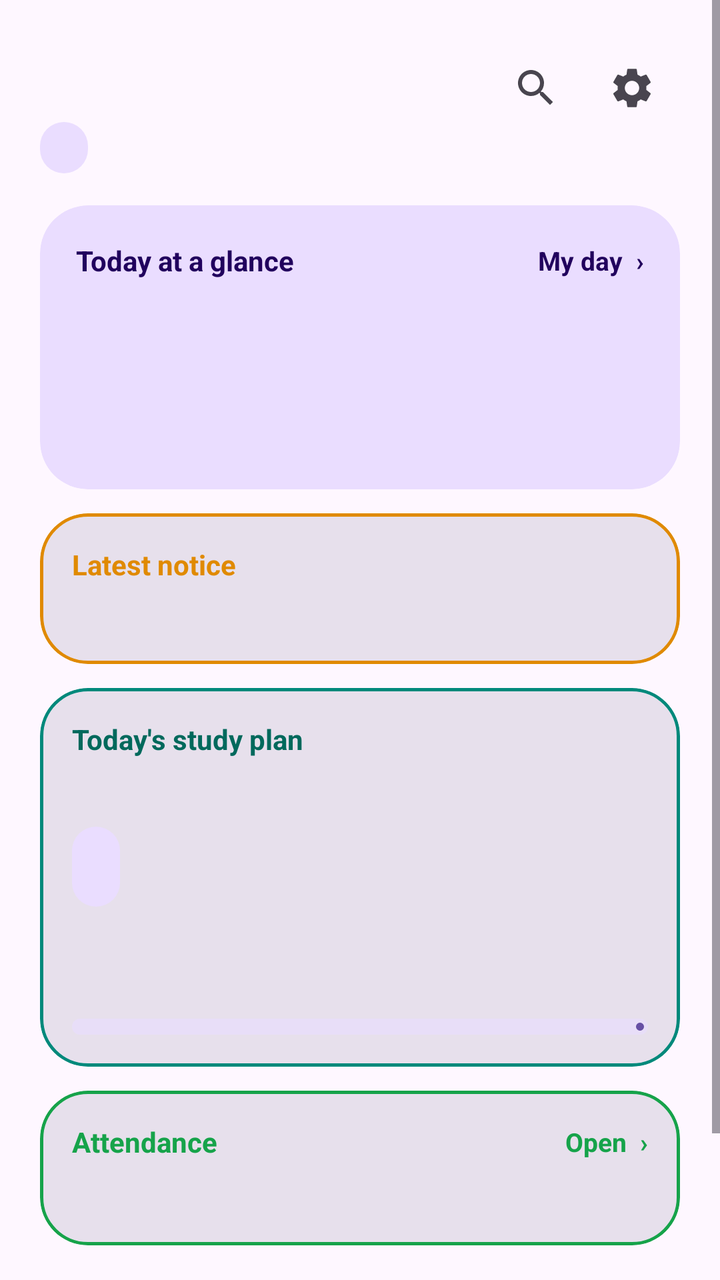
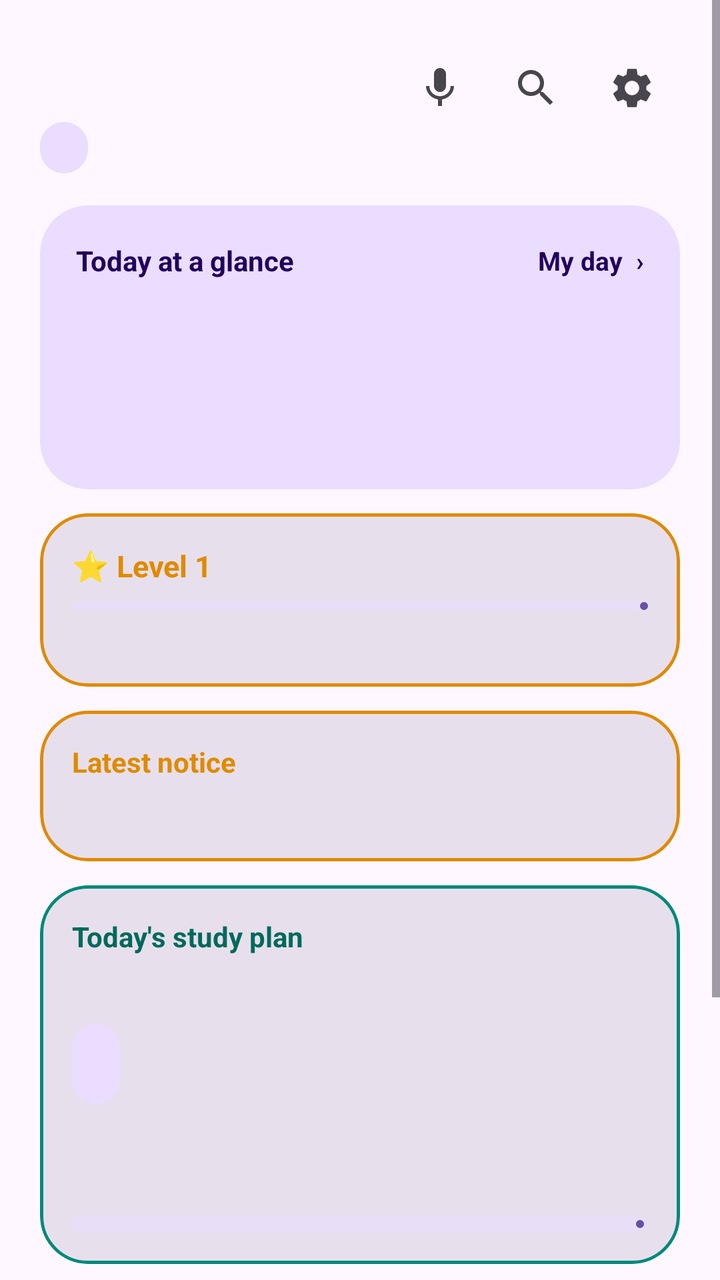

Before-and-after screenshots of an Android layout around one commit, followed by the original layout XML and the change that was made.
<!-- AndroidManifest.xml: application theme Theme.CampusCompanion -->
<!-- res/layout/activity_main.xml -->
<?xml version="1.0" encoding="utf-8"?>
<ScrollView xmlns:android="http://schemas.android.com/apk/res/android"
    xmlns:app="http://schemas.android.com/apk/res-auto"
    android:layout_width="match_parent"
    android:layout_height="match_parent"
    android:fillViewport="true">

    <LinearLayout
        android:id="@+id/homeContainer"
        android:layout_width="match_parent"
        android:layout_height="wrap_content"
        android:orientation="vertical"
        android:padding="20dp">

        
        <LinearLayout
            android:layout_width="match_parent"
            android:layout_height="wrap_content"
            android:gravity="top"
            android:orientation="horizontal">

            <LinearLayout
                android:layout_width="0dp"
                android:layout_height="wrap_content"
                android:layout_weight="1"
                android:orientation="vertical">

                <TextView
                    android:id="@+id/tvGreeting"
                    android:layout_width="match_parent"
                    android:layout_height="wrap_content"
                    android:textColor="?attr/colorOnSurface"
                    android:textSize="26sp"
                    android:textStyle="bold" />

                <LinearLayout
                    android:layout_width="wrap_content"
                    android:layout_height="wrap_content"
                    android:layout_marginTop="6dp"
                    android:gravity="center_vertical"
                    android:orientation="horizontal">

                    <TextView
                        android:id="@+id/tvSection"
                        android:layout_width="wrap_content"
                        android:layout_height="wrap_content"
                        android:background="@drawable/bg_chip"
                        android:maxLines="1"
                        android:paddingHorizontal="12dp"
                        android:paddingVertical="4dp"
                        android:textColor="?attr/colorOnPrimaryContainer"
                        android:textSize="13sp" />

                    <TextView
                        android:id="@+id/tvRole"
                        android:layout_width="wrap_content"
                        android:layout_height="wrap_content"
                        android:layout_marginStart="6dp"
                        android:background="@drawable/bg_chip"
                        android:contentDescription="Class representative"
                        android:maxLines="1"
                        android:paddingHorizontal="10dp"
                        android:paddingVertical="4dp"
                        android:text="&#9733; CR"
                        android:textColor="?attr/colorOnPrimaryContainer"
                        android:textSize="13sp"
                        android:textStyle="bold"
                        android:visibility="gone" />
                </LinearLayout>
            </LinearLayout>

            <ImageButton
                android:id="@+id/btnSearch"
                android:layout_width="48dp"
                android:layout_height="48dp"
                android:background="?attr/selectableItemBackgroundBorderless"
                android:contentDescription="Search"
                android:src="@drawable/ic_search"
                app:tint="?attr/colorOnSurfaceVariant" />

            <ImageButton
                android:id="@+id/btnSettings"
                android:layout_width="48dp"
                android:layout_height="48dp"
                android:background="?attr/selectableItemBackgroundBorderless"
                android:contentDescription="Settings"
                android:src="@drawable/ic_settings"
                app:tint="?attr/colorOnSurfaceVariant" />
        </LinearLayout>

        
        <com.google.android.material.card.MaterialCardView
            android:id="@+id/cardGlance"
            android:layout_width="match_parent"
            android:layout_height="wrap_content"
            android:layout_marginTop="16dp"
            android:clickable="true"
            android:focusable="true"
            app:cardBackgroundColor="?attr/colorPrimaryContainer"
            app:cardCornerRadius="24dp"
            app:cardElevation="0dp"
            app:strokeWidth="0dp">

            <LinearLayout
                android:layout_width="match_parent"
                android:layout_height="wrap_content"
                android:orientation="vertical"
                android:padding="18dp">

                <LinearLayout
                    android:layout_width="match_parent"
                    android:layout_height="wrap_content"
                    android:gravity="center_vertical"
                    android:orientation="horizontal">

                    <TextView
                        android:layout_width="0dp"
                        android:layout_height="wrap_content"
                        android:layout_weight="1"
                        android:text="Today at a glance"
                        android:textColor="?attr/colorOnPrimaryContainer"
                        android:textSize="14sp"
                        android:textStyle="bold" />

                    <TextView
                        android:layout_width="wrap_content"
                        android:layout_height="wrap_content"
                        android:text="My day  &#8250;"
                        android:textColor="?attr/colorOnPrimaryContainer"
                        android:textSize="13sp"
                        android:textStyle="bold" />
                </LinearLayout>

                <TextView
                    android:id="@+id/tvWeather"
                    android:layout_width="match_parent"
                    android:layout_height="wrap_content"
                    android:layout_marginTop="10dp"
                    android:textColor="?attr/colorOnPrimaryContainer"
                    android:textSize="18sp"
                    android:textStyle="bold" />

                <TextView
                    android:id="@+id/tvNextClass"
                    android:layout_width="match_parent"
                    android:layout_height="wrap_content"
                    android:layout_marginTop="8dp"
                    android:lineSpacingExtra="2dp"
                    android:textColor="?attr/colorOnPrimaryContainer"
                    android:textSize="15sp" />

                <TextView
                    android:id="@+id/tvNextDeadline"
                    android:layout_width="match_parent"
                    android:layout_height="wrap_content"
                    android:layout_marginTop="4dp"
                    android:lineSpacingExtra="2dp"
                    android:textColor="?attr/colorOnPrimaryContainer"
                    android:textSize="15sp" />

                <TextView
                    android:id="@+id/tvNextExam"
                    android:layout_width="match_parent"
                    android:layout_height="wrap_content"
                    android:layout_marginTop="4dp"
                    android:lineSpacingExtra="2dp"
                    android:textColor="?attr/colorOnPrimaryContainer"
                    android:textSize="15sp"
                    android:textStyle="bold"
                    android:visibility="gone" />
            </LinearLayout>
        </com.google.android.material.card.MaterialCardView>

        
        
        <com.google.android.material.card.MaterialCardView
            android:id="@+id/cardTip"
            android:layout_width="match_parent"
            android:layout_height="wrap_content"
            android:layout_marginTop="12dp"
            android:clickable="true"
            android:focusable="true"
            android:visibility="gone"
            app:cardBackgroundColor="?attr/colorSurfaceVariant"
            app:cardCornerRadius="24dp"
            app:cardElevation="0dp"
            app:strokeColor="?attr/colorPrimary"
            app:strokeWidth="1.5dp">

            <LinearLayout
                android:layout_width="match_parent"
                android:layout_height="wrap_content"
                android:orientation="vertical"
                android:padding="16dp">

                <TextView
                    android:layout_width="match_parent"
                    android:layout_height="wrap_content"
                    android:text="&#128161; For you"
                    android:textColor="?attr/colorPrimary"
                    android:textSize="13sp"
                    android:textStyle="bold" />

                <TextView
                    android:id="@+id/tvTip"
                    android:layout_width="match_parent"
                    android:layout_height="wrap_content"
                    android:layout_marginTop="4dp"
                    android:lineSpacingExtra="2dp"
                    android:textSize="15sp" />

                <TextView
                    android:id="@+id/tvTipMore"
                    android:layout_width="match_parent"
                    android:layout_height="wrap_content"
                    android:layout_marginTop="4dp"
                    android:textColor="?attr/colorOnSurfaceVariant"
                    android:textSize="12sp" />
            </LinearLayout>
        </com.google.android.material.card.MaterialCardView>

        <com.google.android.material.card.MaterialCardView
            android:id="@+id/cardNotice"
            android:layout_width="match_parent"
            android:layout_height="wrap_content"
            android:layout_marginTop="12dp"
            android:clickable="true"
            android:focusable="true"
            app:cardBackgroundColor="?attr/colorSurfaceVariant"
            app:cardCornerRadius="24dp"
            app:cardElevation="0dp"
            app:strokeColor="@color/home_notice"
            app:strokeWidth="1.5dp">

            <LinearLayout
                android:layout_width="match_parent"
                android:layout_height="wrap_content"
                android:orientation="vertical"
                android:padding="16dp">

                <LinearLayout
                    android:layout_width="match_parent"
                    android:layout_height="wrap_content"
                    android:gravity="center_vertical"
                    android:orientation="horizontal">

                    <TextView
                        android:layout_width="0dp"
                        android:layout_height="wrap_content"
                        android:layout_weight="1"
                        android:text="Latest notice"
                        android:textColor="@color/home_notice"
                        android:textSize="14sp"
                        android:textStyle="bold" />

                    <TextView
                        android:id="@+id/btnNoticeAck"
                        android:layout_width="wrap_content"
                        android:layout_height="wrap_content"
                        android:background="?attr/selectableItemBackground"
                        android:gravity="center_vertical"
                        android:minHeight="48dp"
                        android:padding="6dp"
                        android:text="Got it"
                        android:textColor="@color/home_notice"
                        android:textSize="13sp"
                        android:textStyle="bold"
                        android:visibility="gone" />
                </LinearLayout>

                <TextView
                    android:id="@+id/tvNotice"
                    android:layout_width="match_parent"
                    android:layout_height="wrap_content"
                    android:layout_marginTop="4dp"
                    android:ellipsize="end"
                    android:lineSpacingExtra="3dp"
                    android:maxLines="3"
                    android:textColor="?attr/colorOnSurface"
                    android:textSize="15sp" />
            </LinearLayout>
        </com.google.android.material.card.MaterialCardView>

        
        
        <com.google.android.material.card.MaterialCardView
            android:id="@+id/cardPoll"
            android:layout_width="match_parent"
            android:layout_height="wrap_content"
            android:layout_marginTop="12dp"
            android:clickable="true"
            android:focusable="true"
            android:visibility="gone"
            app:cardBackgroundColor="?attr/colorSurfaceVariant"
            app:cardCornerRadius="24dp"
            app:cardElevation="0dp"
            app:strokeColor="@color/home_classes"
            app:strokeWidth="1.5dp">

            <LinearLayout
                android:layout_width="match_parent"
                android:layout_height="wrap_content"
                android:orientation="vertical"
                android:padding="16dp">

                <TextView
                    android:layout_width="match_parent"
                    android:layout_height="wrap_content"
                    android:text="&#128202; Poll from your class"
                    android:textColor="@color/home_classes"
                    android:textSize="13sp"
                    android:textStyle="bold" />

                <TextView
                    android:id="@+id/tvPollHome"
                    android:layout_width="match_parent"
                    android:layout_height="wrap_content"
                    android:layout_marginTop="4dp"
                    android:textSize="15sp" />

                <TextView
                    android:layout_width="match_parent"
                    android:layout_height="wrap_content"
                    android:layout_marginTop="4dp"
                    android:text="Tap to vote  &#8250;"
                    android:textColor="?attr/colorOnSurfaceVariant"
                    android:textSize="12sp" />
            </LinearLayout>
        </com.google.android.material.card.MaterialCardView>

        <com.google.android.material.card.MaterialCardView
            android:id="@+id/cardStudy"
            android:layout_width="match_parent"
            android:layout_height="wrap_content"
            android:layout_marginTop="12dp"
            android:clickable="true"
            android:focusable="true"
            app:cardBackgroundColor="?attr/colorSurfaceVariant"
            app:cardCornerRadius="24dp"
            app:cardElevation="0dp"
            app:strokeColor="@color/study_teal"
            app:strokeWidth="1.5dp">

            <LinearLayout
                android:layout_width="match_parent"
                android:layout_height="wrap_content"
                android:orientation="vertical"
                android:padding="16dp">

                <TextView
                    android:layout_width="wrap_content"
                    android:layout_height="wrap_content"
                    android:text="Today's study plan"
                    android:textColor="@color/study_teal_text"
                    android:textSize="14sp"
                    android:textStyle="bold" />

                <TextView
                    android:id="@+id/tvStudyToday"
                    android:layout_width="match_parent"
                    android:layout_height="wrap_content"
                    android:layout_marginTop="6dp"
                    android:lineSpacingExtra="3dp"
                    android:textColor="?attr/colorOnSurface"
                    android:textSize="15sp" />

                <TextView
                    android:id="@+id/tvRevise"
                    android:layout_width="wrap_content"
                    android:layout_height="wrap_content"
                    android:layout_marginTop="8dp"
                    android:background="@drawable/bg_chip"
                    android:gravity="center_vertical"
                    android:minHeight="40dp"
                    android:paddingHorizontal="12dp"
                    android:paddingVertical="6dp"
                    android:textColor="?attr/colorOnPrimaryContainer"
                    android:textSize="13sp"
                    android:textStyle="bold" />

                <TextView
                    android:id="@+id/tvStudyGoal"
                    android:layout_width="match_parent"
                    android:layout_height="wrap_content"
                    android:background="?attr/selectableItemBackground"
                    android:gravity="center_vertical"
                    android:minHeight="40dp"
                    android:layout_marginTop="10dp"
                    android:textColor="?attr/colorOnSurfaceVariant"
                    android:textSize="13sp" />

                <com.google.android.material.progressindicator.LinearProgressIndicator
                    android:id="@+id/goalBar"
                    android:layout_width="match_parent"
                    android:layout_height="wrap_content"
                    android:layout_marginTop="6dp"
                    android:max="100"
                    app:trackCornerRadius="4dp"
                    app:trackThickness="8dp" />
            </LinearLayout>
        </com.google.android.material.card.MaterialCardView>

        
        <com.google.android.material.card.MaterialCardView
            android:id="@+id/cardAttendance"
            android:layout_width="match_parent"
            android:layout_height="wrap_content"
            android:layout_marginTop="12dp"
            android:clickable="true"
            android:focusable="true"
            app:cardBackgroundColor="?attr/colorSurfaceVariant"
            app:cardCornerRadius="24dp"
            app:cardElevation="0dp"
            app:strokeColor="@color/home_attendance"
            app:strokeWidth="1.5dp">

            <LinearLayout
                android:layout_width="match_parent"
                android:layout_height="wrap_content"
                android:orientation="vertical"
                android:padding="16dp">

                <LinearLayout
                    android:layout_width="match_parent"
                    android:layout_height="wrap_content"
                    android:gravity="center_vertical"
                    android:orientation="horizontal">

                    <TextView
                        android:layout_width="0dp"
                        android:layout_height="wrap_content"
                        android:layout_weight="1"
                        android:text="Attendance"
                        android:textColor="@color/home_attendance"
                        android:textSize="14sp"
                        android:textStyle="bold" />

                    <TextView
                        android:layout_width="wrap_content"
                        android:layout_height="wrap_content"
                        android:text="Open  &#8250;"
                        android:textColor="@color/home_attendance"
                        android:textSize="13sp"
                        android:textStyle="bold" />
                </LinearLayout>

                <TextView
                    android:id="@+id/tvAttendanceHome"
                    android:layout_width="match_parent"
                    android:layout_height="wrap_content"
                    android:layout_marginTop="6dp"
                    android:lineSpacingExtra="3dp"
                    android:textColor="?attr/colorOnSurface"
                    android:textSize="15sp" />
            </LinearLayout>
        </com.google.android.material.card.MaterialCardView>

        
        <LinearLayout
            android:id="@+id/tileGrid"
            android:layout_width="match_parent"
            android:layout_height="wrap_content"
            android:layout_marginHorizontal="-4dp"
            android:layout_marginTop="12dp"
            android:orientation="vertical" />

        
        <com.google.android.material.button.MaterialButton
            android:id="@+id/btnPost"
            android:layout_width="match_parent"
            android:layout_height="56dp"
            android:layout_marginTop="12dp"
            android:backgroundTint="@color/home_post"
            android:text="Post deadline to section"
            android:textColor="@android:color/white"
            android:textStyle="bold"
            app:cornerRadius="20dp" />
    </LinearLayout>
</ScrollView>
<!-- resources referenced by this layout -->
<resources>
  <color name="home_attendance">#16A34A</color>
  <color name="home_classes">#8B7CF6</color>
  <color name="home_notice">#E08A00</color>
  <color name="home_post">#E8590C</color>
  <color name="study_teal">#00897B</color>
  <color name="study_teal_text">#00695C</color>
  <!-- drawable bg_chip (drawable) -->
  <?xml version="1.0" encoding="utf-8"?>
  <shape xmlns:android="http://schemas.android.com/apk/res/android"
      android:shape="rectangle">
      <solid android:color="?attr/colorPrimaryContainer" />
      <corners android:radius="50dp" />
  </shape>
  <!-- drawable ic_search (drawable) -->
  <vector xmlns:android="http://schemas.android.com/apk/res/android"
      android:width="24dp"
      android:height="24dp"
      android:viewportWidth="24"
      android:viewportHeight="24">
      <path
          android:fillColor="#FF000000"
          android:pathData="M15.5,14h-0.79l-0.28,-0.27C15.41,12.59 16,11.11 16,9.5 16,5.91 13.09,3 9.5,3S3,5.91 3,9.5 5.91,16 9.5,16c1.61,0 3.09,-0.59 4.23,-1.57l0.27,0.28v0.79l5,4.99L20.49,19l-4.99,-5zM9.5,14C7.01,14 5,11.99 5,9.5S7.01,5 9.5,5 14,7.01 14,9.5 11.99,14 9.5,14z" />
  </vector>
  <!-- drawable ic_settings (drawable) -->
  <vector xmlns:android="http://schemas.android.com/apk/res/android"
      android:width="24dp"
      android:height="24dp"
      android:viewportWidth="24"
      android:viewportHeight="24">
      <path
          android:fillColor="#FF000000"
          android:pathData="M19.14,12.94c0.04,-0.3 0.06,-0.61 0.06,-0.94c0,-0.32 -0.02,-0.64 -0.07,-0.94l2.03,-1.58c0.18,-0.14 0.23,-0.41 0.12,-0.61l-1.92,-3.32c-0.12,-0.22 -0.37,-0.29 -0.59,-0.22l-2.39,0.96c-0.5,-0.38 -1.03,-0.7 -1.62,-0.94L14.4,2.81c-0.04,-0.24 -0.24,-0.41 -0.48,-0.41h-3.84c-0.24,0 -0.43,0.17 -0.47,0.41L9.25,5.35C8.66,5.59 8.12,5.92 7.63,6.29L5.24,5.33c-0.22,-0.08 -0.47,0 -0.59,0.22L2.74,8.87C2.62,9.08 2.66,9.34 2.86,9.48l2.03,1.58C4.84,11.36 4.8,11.69 4.8,12s0.02,0.64 0.07,0.94l-2.03,1.58c-0.18,0.14 -0.23,0.41 -0.12,0.61l1.92,3.32c0.12,0.22 0.37,0.29 0.59,0.22l2.39,-0.96c0.5,0.38 1.03,0.7 1.62,0.94l0.36,2.54c0.05,0.24 0.24,0.41 0.48,0.41h3.84c0.24,0 0.44,-0.17 0.47,-0.41l0.36,-2.54c0.59,-0.24 1.13,-0.56 1.62,-0.94l2.39,0.96c0.22,0.08 0.47,0 0.59,-0.22l1.92,-3.32c0.12,-0.22 0.07,-0.47 -0.12,-0.61L19.14,12.94zM12,15.6c-1.98,0 -3.6,-1.62 -3.6,-3.6s1.62,-3.6 3.6,-3.6s3.6,1.62 3.6,3.6S13.98,15.6 12,15.6z" />
  </vector>
  <style name="Theme.CampusCompanion" parent="Base.Theme.CampusCompanion" />
  <style name="Base.Theme.CampusCompanion" parent="Theme.Material3.DayNight.NoActionBar">
          
      </style>
</resources>

<!-- the commit's change to res/layout/activity_main.xml (unified diff, before → after) -->
@@ -70,6 +70,15 @@
             </LinearLayout>
 
             <ImageButton
+                android:id="@+id/btnVoice"
+                android:layout_width="48dp"
+                android:layout_height="48dp"
+                android:background="?attr/selectableItemBackgroundBorderless"
+                android:contentDescription="Add a deadline by voice"
+                android:src="@drawable/ic_mic"
+                app:tint="?attr/colorOnSurfaceVariant" />
+
+            <ImageButton
                 android:id="@+id/btnSearch"
                 android:layout_width="48dp"
                 android:layout_height="48dp"
@@ -172,6 +181,52 @@
         </com.google.android.material.card.MaterialCardView>
 
         
+        
+        <com.google.android.material.card.MaterialCardView
+            android:id="@+id/cardLevel"
+            android:layout_width="match_parent"
+            android:layout_height="wrap_content"
+            android:layout_marginTop="12dp"
+            android:clickable="true"
+            android:focusable="true"
+            app:cardBackgroundColor="?attr/colorSurfaceVariant"
+            app:cardCornerRadius="24dp"
+            app:cardElevation="0dp"
+            app:strokeColor="@color/home_notice"
+            app:strokeWidth="1.5dp">
+
+            <LinearLayout
+                android:layout_width="match_parent"
+                android:layout_height="wrap_content"
+                android:orientation="vertical"
+                android:padding="16dp">
+
+                <TextView
+                    android:id="@+id/tvLevelHome"
+                    android:layout_width="match_parent"
+                    android:layout_height="wrap_content"
+                    android:text="&#11088; Level 1"
+                    android:textColor="@color/home_notice"
+                    android:textSize="15sp"
+                    android:textStyle="bold" />
+
+                <com.google.android.material.progressindicator.LinearProgressIndicator
+                    android:id="@+id/levelBarHome"
+                    android:layout_width="match_parent"
+                    android:layout_height="wrap_content"
+                    android:layout_marginTop="8dp"
+                    android:max="100" />
+
+                <TextView
+                    android:id="@+id/tvLevelDetail"
+                    android:layout_width="match_parent"
+                    android:layout_height="wrap_content"
+                    android:layout_marginTop="6dp"
+                    android:textColor="?attr/colorOnSurfaceVariant"
+                    android:textSize="12sp" />
+            </LinearLayout>
+        </com.google.android.material.card.MaterialCardView>
+
         
         <com.google.android.material.card.MaterialCardView
             android:id="@+id/cardTip"
<!-- resource entries referenced after the edit -->
@@ -13,6 +13,16 @@
       <solid android:color="?attr/colorPrimaryContainer" />
       <corners android:radius="50dp" />
   </shape>
+  <!-- drawable ic_mic (drawable) -->
+  <vector xmlns:android="http://schemas.android.com/apk/res/android"
+      android:width="24dp"
+      android:height="24dp"
+      android:viewportWidth="24"
+      android:viewportHeight="24">
+      <path
+          android:fillColor="#FF000000"
+          android:pathData="M12,14c1.66,0 2.99,-1.34 2.99,-3L15,5c0,-1.66 -1.34,-3 -3,-3S9,3.34 9,5v6c0,1.66 1.34,3 3,3zM17.3,11c0,3 -2.54,5.1 -5.3,5.1S6.7,14 6.7,11L5,11c0,3.41 2.72,6.23 6,6.72L11,21h2v-3.28c3.28,-0.48 6,-3.3 6,-6.72h-1.7z" />
+  </vector>
   <!-- drawable ic_search (drawable) -->
   <vector xmlns:android="http://schemas.android.com/apk/res/android"
       android:width="24dp"
